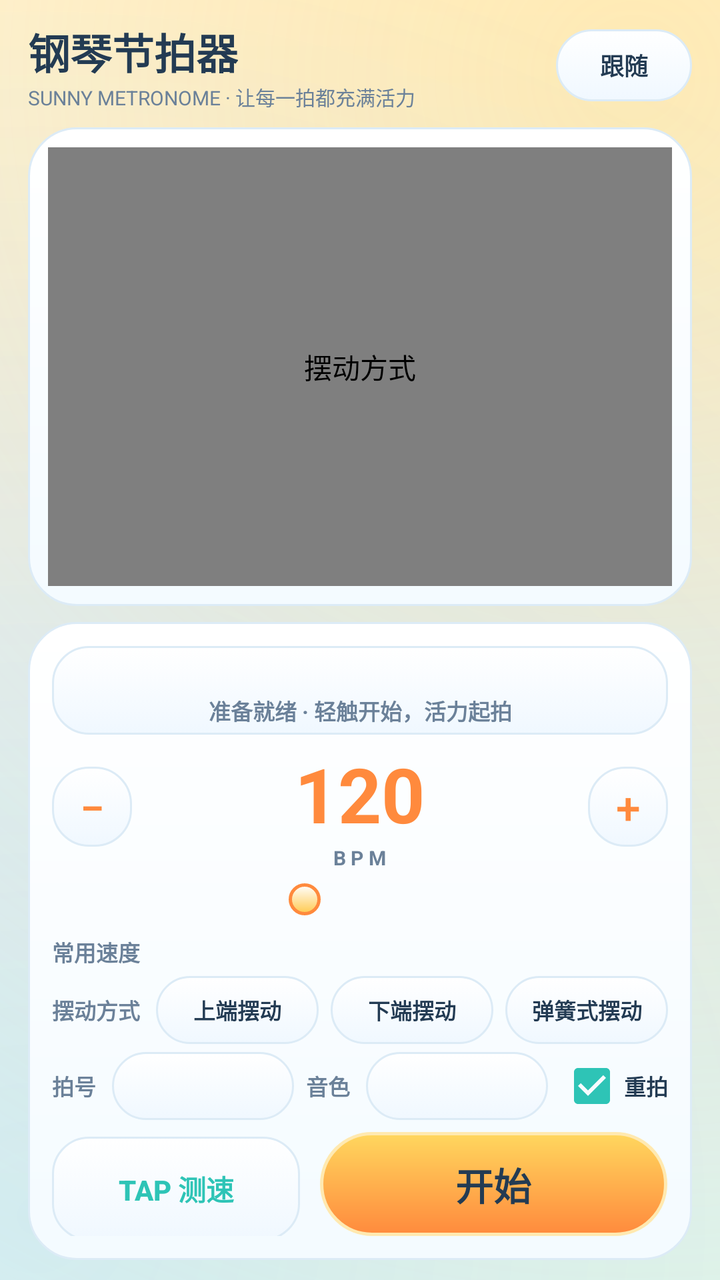
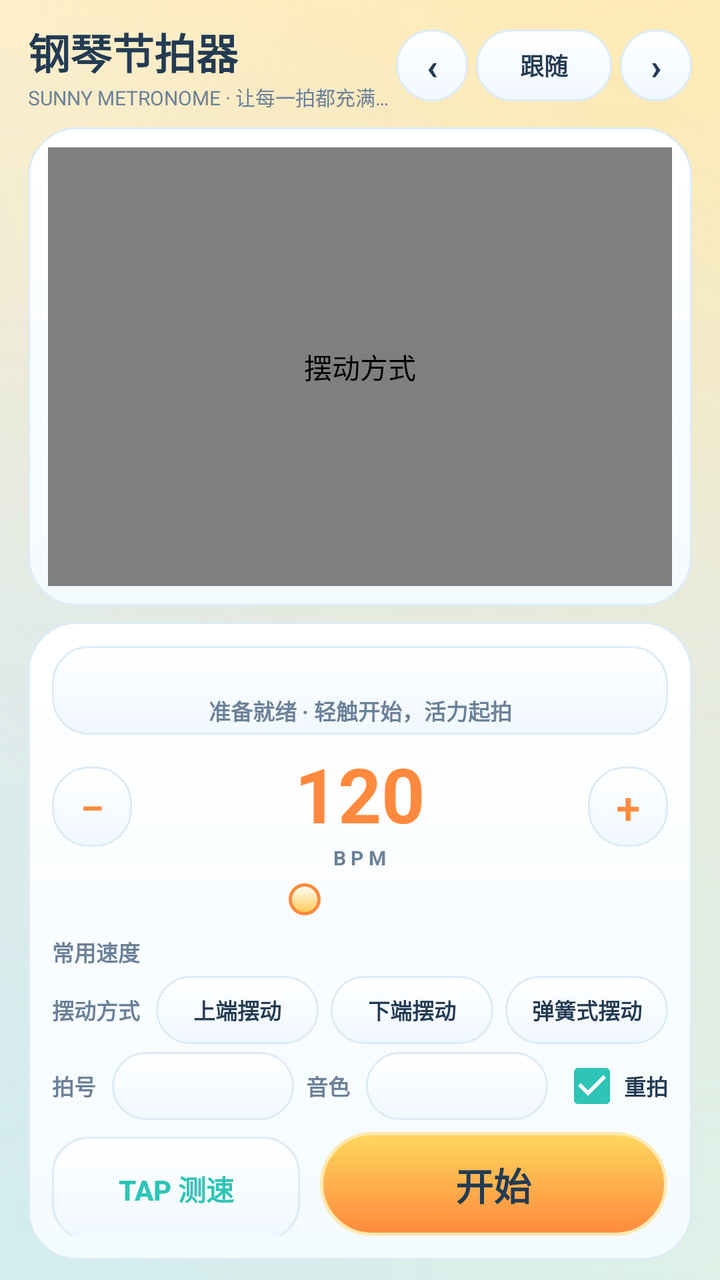

Compare the two renders of this Android layout. The source of the first and the diff that turns it into the second are given below.
<!-- AndroidManifest.xml: application theme AppTheme -->
<!-- res/layout/root_portrait.xml -->
<?xml version="1.0" encoding="utf-8"?>
<LinearLayout xmlns:android="http://schemas.android.com/apk/res/android"
    android:layout_width="match_parent"
    android:layout_height="match_parent"
    android:orientation="vertical"
    android:paddingStart="14dp"
    android:paddingTop="10dp"
    android:paddingEnd="14dp"
    android:paddingBottom="10dp">

    <LinearLayout
        android:layout_width="match_parent"
        android:layout_height="wrap_content"
        android:layout_marginBottom="8dp"
        android:gravity="center_vertical"
        android:orientation="horizontal">

        <LinearLayout
            android:layout_width="0dp"
            android:layout_height="wrap_content"
            android:layout_weight="1"
            android:orientation="vertical">

            <TextView
                android:id="@+id/title"
                android:layout_width="wrap_content"
                android:layout_height="wrap_content"
                android:text="@string/app_name"
                android:textColor="?attr/textPrimary"
                android:textSize="21sp"
                android:textStyle="bold" />

            <TextView
                android:id="@+id/subtitle"
                android:layout_width="wrap_content"
                android:layout_height="wrap_content"
                android:singleLine="true"
                android:text="@string/subtitle"
                android:textColor="?attr/textSecondary"
                android:textSize="10sp" />
        </LinearLayout>

        <Button
            android:id="@+id/theme_toggle"
            android:layout_width="68dp"
            android:layout_height="36dp"
            android:background="?attr/modeBackground"
            android:contentDescription="@string/theme_toggle_desc"
            android:stateListAnimator="@null"
            android:text="@string/theme_follow"
            android:textAllCaps="false"
            android:textColor="?attr/textPrimary"
            android:textSize="12sp"
            android:textStyle="bold" />
    </LinearLayout>

    <FrameLayout
        android:id="@+id/pendulum_card"
        android:layout_width="match_parent"
        android:layout_height="0dp"
        android:layout_weight="1"
        android:background="?attr/panelBackground"
        android:minHeight="150dp">

        <com.nikon.metronome.PendulumView
            android:id="@+id/pendulum_view"
            android:layout_width="match_parent"
            android:layout_height="match_parent"
            android:contentDescription="@string/mode_title" />
    </FrameLayout>

    <LinearLayout
        android:id="@+id/control_card"
        android:layout_width="match_parent"
        android:layout_height="wrap_content"
        android:layout_marginTop="8dp"
        android:background="?attr/panelBackground"
        android:orientation="vertical">

        <include
            layout="@layout/control_panel"
            android:layout_width="match_parent"
            android:layout_height="wrap_content" />

        <include
            layout="@layout/control_actions"
            android:layout_width="match_parent"
            android:layout_height="wrap_content" />
    </LinearLayout>

</LinearLayout>
<!-- res/layout/control_panel.xml (included above) -->
<?xml version="1.0" encoding="utf-8"?>
<LinearLayout xmlns:android="http://schemas.android.com/apk/res/android"
    android:layout_width="match_parent"
    android:layout_height="wrap_content"
    android:orientation="vertical"
    android:paddingStart="2dp"
    android:paddingTop="2dp"
    android:paddingEnd="2dp"
    android:paddingBottom="2dp">

    <LinearLayout
        android:id="@+id/status_card"
        android:layout_width="match_parent"
        android:layout_height="wrap_content"
        android:background="?attr/buttonBackground"
        android:orientation="vertical"
        android:paddingStart="8dp"
        android:paddingTop="4dp"
        android:paddingEnd="8dp"
        android:paddingBottom="4dp">

        <LinearLayout
            android:id="@+id/beat_dots"
            android:layout_width="match_parent"
            android:layout_height="20dp"
            android:gravity="center"
            android:orientation="horizontal" />

        <TextView
            android:id="@+id/status_text"
            android:layout_width="match_parent"
            android:layout_height="wrap_content"
            android:gravity="center"
            android:singleLine="true"
            android:text="@string/status_ready"
            android:textColor="?attr/textSecondary"
            android:textSize="11sp"
            android:textStyle="bold" />
    </LinearLayout>

    <LinearLayout
        android:layout_width="match_parent"
        android:layout_height="wrap_content"
        android:layout_marginTop="4dp"
        android:gravity="center_vertical"
        android:orientation="horizontal">

        <Button
            android:id="@+id/bpm_minus"
            android:layout_width="40dp"
            android:layout_height="40dp"
            android:background="?attr/buttonBackground"
            android:stateListAnimator="@null"
            android:text="@string/minus"
            android:textColor="?attr/textAccent"
            android:textSize="22sp" />

        <LinearLayout
            android:layout_width="0dp"
            android:layout_height="wrap_content"
            android:layout_weight="1"
            android:gravity="center"
            android:orientation="vertical">

            <TextView
                android:id="@+id/bpm_value"
                android:layout_width="wrap_content"
                android:layout_height="wrap_content"
                android:fontFamily="sans-serif"
                android:text="120"
                android:textColor="?attr/textAccent"
                android:textSize="38sp"
                android:textStyle="bold" />

            <TextView
                android:layout_width="wrap_content"
                android:layout_height="wrap_content"
                android:letterSpacing="0.25"
                android:text="@string/bpm"
                android:textColor="?attr/textSecondary"
                android:textSize="10sp"
                android:textStyle="bold" />
        </LinearLayout>

        <Button
            android:id="@+id/bpm_plus"
            android:layout_width="40dp"
            android:layout_height="40dp"
            android:background="?attr/buttonBackground"
            android:stateListAnimator="@null"
            android:text="@string/plus"
            android:textColor="?attr/textAccent"
            android:textSize="22sp" />
    </LinearLayout>

    <SeekBar
        android:id="@+id/bpm_seek"
        android:layout_width="match_parent"
        android:layout_height="28dp"
        android:max="200"
        android:progress="80"
        android:progressDrawable="?attr/seekTrack"
        android:thumb="?attr/seekThumb" />

    <LinearLayout
        android:layout_width="match_parent"
        android:layout_height="wrap_content"
        android:layout_marginTop="4dp"
        android:gravity="center_vertical"
        android:orientation="horizontal">

        <TextView
            android:layout_width="52dp"
            android:layout_height="wrap_content"
            android:text="@string/presets"
            android:textColor="?attr/textSecondary"
            android:textSize="11sp"
            android:textStyle="bold" />

        <HorizontalScrollView
            android:layout_width="0dp"
            android:layout_height="wrap_content"
            android:layout_weight="1"
            android:scrollbars="none">

            <LinearLayout
                android:id="@+id/preset_row"
                android:layout_width="wrap_content"
                android:layout_height="wrap_content"
                android:orientation="horizontal" />
        </HorizontalScrollView>
    </LinearLayout>

    <LinearLayout
        android:layout_width="match_parent"
        android:layout_height="wrap_content"
        android:layout_marginTop="4dp"
        android:gravity="center_vertical"
        android:orientation="horizontal">

        <TextView
            android:layout_width="52dp"
            android:layout_height="wrap_content"
            android:text="@string/mode_title"
            android:textColor="?attr/textSecondary"
            android:textSize="11sp"
            android:textStyle="bold" />

        <Button
            android:id="@+id/mode_top"
            android:layout_width="0dp"
            android:layout_height="34dp"
            android:layout_marginEnd="3dp"
            android:layout_weight="1"
            android:background="?attr/modeBackground"
            android:stateListAnimator="@null"
            android:text="@string/mode_top"
            android:textAllCaps="false"
            android:textColor="?attr/textPrimary"
            android:textSize="11sp"
            android:textStyle="bold" />

        <Button
            android:id="@+id/mode_bottom"
            android:layout_width="0dp"
            android:layout_height="34dp"
            android:layout_marginStart="3dp"
            android:layout_marginEnd="3dp"
            android:layout_weight="1"
            android:background="?attr/modeBackground"
            android:stateListAnimator="@null"
            android:text="@string/mode_bottom"
            android:textAllCaps="false"
            android:textColor="?attr/textPrimary"
            android:textSize="11sp"
            android:textStyle="bold" />

        <Button
            android:id="@+id/mode_spring"
            android:layout_width="0dp"
            android:layout_height="34dp"
            android:layout_marginStart="3dp"
            android:layout_weight="1"
            android:background="?attr/modeBackground"
            android:stateListAnimator="@null"
            android:text="@string/mode_spring"
            android:textAllCaps="false"
            android:textColor="?attr/textPrimary"
            android:textSize="11sp"
            android:textStyle="bold" />
    </LinearLayout>

    <LinearLayout
        android:layout_width="match_parent"
        android:layout_height="wrap_content"
        android:layout_marginTop="4dp"
        android:gravity="center_vertical"
        android:orientation="horizontal">

        <TextView
            android:layout_width="30dp"
            android:layout_height="wrap_content"
            android:text="@string/time_signature"
            android:textColor="?attr/textSecondary"
            android:textSize="11sp"
            android:textStyle="bold" />

        <Spinner
            android:id="@+id/time_sig"
            android:layout_width="0dp"
            android:layout_height="34dp"
            android:layout_weight="1"
            android:background="?attr/buttonBackground"
            android:popupBackground="?attr/panelBackground"
            android:spinnerMode="dropdown" />

        <TextView
            android:layout_width="30dp"
            android:layout_height="wrap_content"
            android:layout_marginStart="6dp"
            android:text="@string/sound"
            android:textColor="?attr/textSecondary"
            android:textSize="11sp"
            android:textStyle="bold" />

        <Spinner
            android:id="@+id/sound_spinner"
            android:layout_width="0dp"
            android:layout_height="34dp"
            android:layout_weight="1"
            android:background="?attr/buttonBackground"
            android:popupBackground="?attr/panelBackground"
            android:spinnerMode="dropdown" />

        <CheckBox
            android:id="@+id/accent_toggle"
            android:layout_width="wrap_content"
            android:layout_height="wrap_content"
            android:layout_marginStart="6dp"
            android:buttonTint="?attr/checkTint"
            android:checked="true"
            android:text="@string/accent"
            android:textColor="?attr/textPrimary"
            android:textSize="11sp"
            android:textStyle="bold" />
    </LinearLayout>

</LinearLayout>
<!-- res/layout/control_actions.xml (included above) -->
<?xml version="1.0" encoding="utf-8"?>
<LinearLayout xmlns:android="http://schemas.android.com/apk/res/android"
    android:layout_width="match_parent"
    android:layout_height="wrap_content"
    android:orientation="horizontal"
    android:paddingStart="2dp"
    android:paddingTop="4dp"
    android:paddingEnd="2dp"
    android:paddingBottom="2dp">

    <Button
        android:id="@+id/tap_button"
        android:layout_width="0dp"
        android:layout_height="52dp"
        android:layout_weight="1"
        android:background="?attr/buttonBackground"
        android:stateListAnimator="@null"
        android:text="@string/tap"
        android:textAllCaps="false"
        android:textColor="?attr/textMint"
        android:textSize="14sp"
        android:textStyle="bold" />

    <Space
        android:layout_width="10dp"
        android:layout_height="1dp" />

    <Button
        android:id="@+id/start_button"
        android:layout_width="0dp"
        android:layout_height="52dp"
        android:layout_weight="1.4"
        android:background="?attr/startBackground"
        android:stateListAnimator="@null"
        android:text="@string/start"
        android:textAllCaps="false"
        android:textColor="?attr/textAction"
        android:textSize="19sp"
        android:textStyle="bold" />
</LinearLayout>
<!-- resources referenced by this layout -->
<resources>
  <string name="accent">重拍</string>
  <string name="app_name">钢琴节拍器</string>
  <string name="bpm">BPM</string>
  <string name="minus">−</string>
  <string name="mode_bottom">下端摆动</string>
  <string name="mode_spring">弹簧式摆动</string>
  <string name="mode_title">摆动方式</string>
  <string name="mode_top">上端摆动</string>
  <string name="plus">+</string>
  <string name="presets">常用速度</string>
  <string name="sound">音色</string>
  <string name="start">开始</string>
  <string name="status_ready">准备就绪 · 轻触开始，活力起拍</string>
  <string name="subtitle">SUNNY METRONOME · 让每一拍都充满活力</string>
  <string name="tap">TAP 测速</string>
  <string name="theme_follow">跟随</string>
  <string name="theme_toggle_desc">切换主题：跟随系统、亮色、暗色、宋韵、太极</string>
  <string name="time_signature">拍号</string>
  <color name="sun_bg">#FFF7E6</color>
  <color name="sun_orange">#FF8A3D</color>
  <color name="ink">#233B53</color>
  <color name="ink_soft">#6B8199</color>
  <style name="CompactButton" parent="@android:style/Widget.Material.Button">
          <item name="android:minHeight">0dp</item>
          <item name="android:minWidth">0dp</item>
          <item name="android:paddingStart">4dp</item>
          <item name="android:paddingEnd">4dp</item>
          <item name="android:paddingTop">0dp</item>
          <item name="android:paddingBottom">0dp</item>
      </style>
  <style name="CompactSpinner" parent="@android:style/Widget.Material.Spinner">
          <item name="android:minHeight">0dp</item>
      </style>
  <style name="CompactCheckBox" parent="@android:style/Widget.Material.CompoundButton.CheckBox">
          <item name="android:minHeight">0dp</item>
          <item name="android:minWidth">0dp</item>
      </style>
  <style name="CompactSeekBar" parent="@android:style/Widget.Material.SeekBar">
          <item name="android:minHeight">0dp</item>
      </style>
  <!-- drawable bg_stop (drawable) -->
  <?xml version="1.0" encoding="utf-8"?>
  <shape xmlns:android="http://schemas.android.com/apk/res/android" android:shape="rectangle">
      <gradient android:angle="270" android:endColor="@color/stop_grad_end" android:startColor="@color/stop_grad_start" />
      <stroke android:width="1.5dp" android:color="@color/stop_stroke" />
      <corners android:radius="30dp" />
  </shape>
  <color name="mint">#2EC4B6</color>
  <color name="on_primary">#233B53</color>
  <color name="dot_off">#DCE9F2</color>
  <color name="dot_on">#FFC94D</color>
  <color name="dot_accent">#FF6B6B</color>
  <color name="outline">#DCEBF6</color>
  <color name="bg_grad_center">#EAF7FF</color>
  <color name="bg_grad_end">#E7FAF0</color>
  <color name="bg_grad_start">#FFF7E4</color>
  <color name="glow_sun_end">#00FFD66B</color>
  <color name="glow_sun_start">#66FFD66B</color>
  <color name="glow_sky_end">#004C9AFF</color>
  <color name="glow_sky_start">#224C9AFF</color>
  <color name="card_end">#F4FBFF</color>
  <color name="card_start">#FFFFFF</color>
  <color name="button_pressed_end">#FFD89B</color>
  <color name="button_pressed_start">#FFF3D9</color>
  <color name="button_end">#F0F8FF</color>
  <color name="button_start">#FFFFFF</color>
  <color name="mode_selected_end">#FFA23D</color>
  <color name="mode_selected_start">#FFDA6B</color>
  <color name="start_grad_end">#FF8A3D</color>
  <color name="start_grad_start">#FFD75E</color>
  <color name="start_stroke">#FFE9B0</color>
  <color name="stop_grad_end">#F26363</color>
  <color name="stop_grad_start">#FF9E92</color>
  <color name="stop_stroke">#FFD0C4</color>
  <color name="track_bg">#A8D3E8</color>
  <color name="track_progress_end">#FF8A3D</color>
  <color name="track_progress_start">#FFD75E</color>
  <color name="thumb_end">#FFC94D</color>
  <color name="thumb_start">#FFFFFF</color>
  <!-- unchanged entries left out for length: 9 -->
</resources>

<!-- the commit's change to res/layout/root_portrait.xml (unified diff, before → after) -->
@@ -40,18 +40,63 @@
                 android:textSize="10sp" />
         </LinearLayout>
 
-        <Button
-            android:id="@+id/theme_toggle"
-            android:layout_width="68dp"
-            android:layout_height="36dp"
-            android:background="?attr/modeBackground"
-            android:contentDescription="@string/theme_toggle_desc"
-            android:stateListAnimator="@null"
-            android:text="@string/theme_follow"
-            android:textAllCaps="false"
-            android:textColor="?attr/textPrimary"
-            android:textSize="12sp"
-            android:textStyle="bold" />
+        <LinearLayout
+            android:layout_width="wrap_content"
+            android:layout_height="wrap_content"
+            android:gravity="center_vertical"
+            android:orientation="horizontal">
+
+            <Button
+                android:id="@+id/style_prev"
+                android:layout_width="36dp"
+                android:layout_height="36dp"
+                android:background="?attr/modeBackground"
+                android:contentDescription="@string/style_prev_desc"
+                android:insetTop="0dp"
+                android:insetBottom="0dp"
+                android:minWidth="0dp"
+                android:minHeight="0dp"
+                android:padding="0dp"
+                android:stateListAnimator="@null"
+                android:text="@string/style_prev"
+                android:textAllCaps="false"
+                android:textColor="?attr/textPrimary"
+                android:textSize="18sp"
+                android:textStyle="bold" />
+
+            <Button
+                android:id="@+id/theme_toggle"
+                android:layout_width="68dp"
+                android:layout_height="36dp"
+                android:layout_marginStart="4dp"
+                android:background="?attr/modeBackground"
+                android:contentDescription="@string/theme_toggle_desc"
+                android:stateListAnimator="@null"
+                android:text="@string/theme_follow"
+                android:textAllCaps="false"
+                android:textColor="?attr/textPrimary"
+                android:textSize="12sp"
+                android:textStyle="bold" />
+
+            <Button
+                android:id="@+id/style_next"
+                android:layout_width="36dp"
+                android:layout_height="36dp"
+                android:layout_marginStart="4dp"
+                android:background="?attr/modeBackground"
+                android:contentDescription="@string/style_next_desc"
+                android:insetTop="0dp"
+                android:insetBottom="0dp"
+                android:minWidth="0dp"
+                android:minHeight="0dp"
+                android:padding="0dp"
+                android:stateListAnimator="@null"
+                android:text="@string/style_next"
+                android:textAllCaps="false"
+                android:textColor="?attr/textPrimary"
+                android:textSize="18sp"
+                android:textStyle="bold" />
+        </LinearLayout>
     </LinearLayout>
 
     <FrameLayout
@@ -67,6 +112,12 @@
             android:layout_width="match_parent"
             android:layout_height="match_parent"
             android:contentDescription="@string/mode_title" />
+
+        <com.nikon.metronome.Qianli3DView
+            android:id="@+id/qianli3d_view"
+            android:layout_width="match_parent"
+            android:layout_height="match_parent"
+            android:visibility="gone" />
     </FrameLayout>
 
     <LinearLayout
@@ -224,6 +275,7 @@
     </LinearLayout>
 
     <LinearLayout
+        android:id="@+id/mode_row"
         android:layout_width="match_parent"
         android:layout_height="wrap_content"
         android:layout_marginTop="4dp"
@@ -231,6 +283,7 @@
         android:orientation="horizontal">
 
         <TextView
+            android:id="@+id/mode_label"
             android:layout_width="52dp"
             android:layout_height="wrap_content"
             android:text="@string/mode_title"
<!-- resource entries referenced after the edit -->
@@ -13,6 +13,10 @@
   <string name="sound">音色</string>
   <string name="start">开始</string>
   <string name="status_ready">准备就绪 · 轻触开始，活力起拍</string>
+  <string name="style_next">›</string>
+  <string name="style_next_desc">下一个样式</string>
+  <string name="style_prev">‹</string>
+  <string name="style_prev_desc">上一个样式</string>
   <string name="subtitle">SUNNY METRONOME · 让每一拍都充满活力</string>
   <string name="tap">TAP 测速</string>
   <string name="theme_follow">跟随</string>
